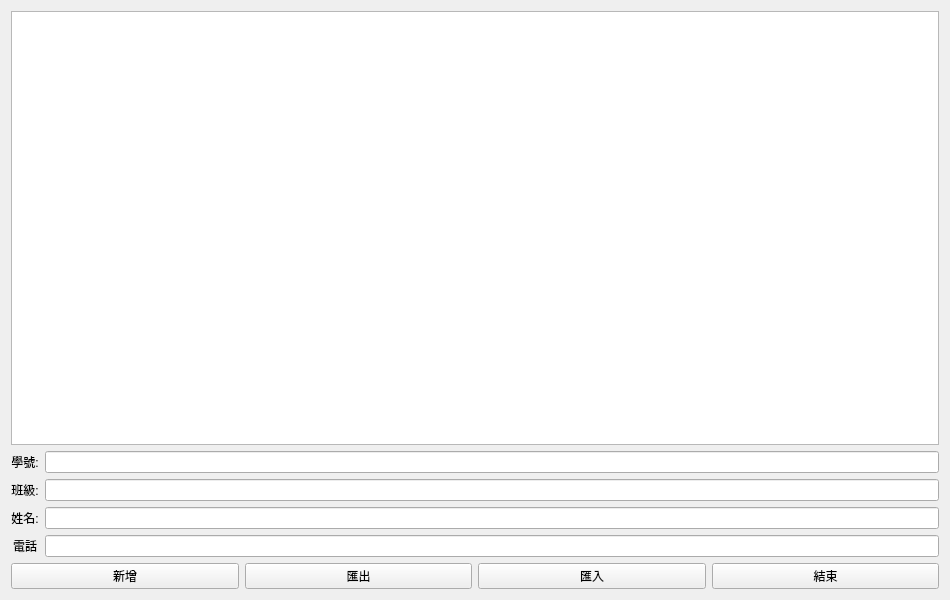
This is 1117_通訊錄HW7/widget.ui in HuaMa001/Window-Design-NFU as Qt 5 draws it before an edit. The edited form follows.
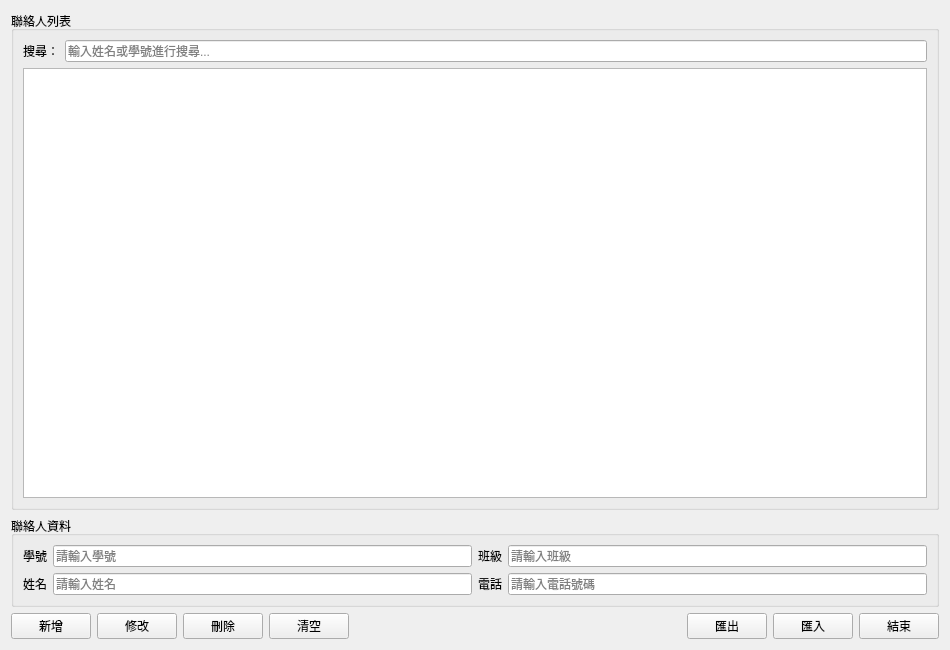
This is the edited form.

Commit message: Optimize UI and functionality for contacts directory system

Diff of the .ui file:
```diff
--- a/1117_通訊錄HW7/widget.ui
+++ b/1117_通訊錄HW7/widget.ui
@@ -7,74 +7,141 @@
     <x>0</x>
     <y>0</y>
     <width>950</width>
-    <height>600</height>
+    <height>650</height>
    </rect>
   </property>
   <property name="windowTitle">
-   <string>Widget</string>
+   <string>通訊錄管理系統</string>
+  </property>
+  <property name="minimumSize">
+   <size>
+    <width>950</width>
+    <height>600</height>
+   </size>
   </property>
   <layout class="QVBoxLayout" name="verticalLayout">
    <item>
-    <widget class="QTableWidget" name="tableWidget"/>
+    <widget class="QGroupBox" name="groupBox">
+     <property name="title">
+      <string>聯絡人列表</string>
+     </property>
+     <layout class="QVBoxLayout" name="verticalLayout_2">
+      <item>
+       <layout class="QHBoxLayout" name="searchLayout">
+        <item>
+         <widget class="QLabel" name="labelSearch">
+          <property name="text">
+           <string>搜尋：</string>
+          </property>
+         </widget>
+        </item>
+        <item>
+         <widget class="QLineEdit" name="lineEditSearch">
+          <property name="placeholderText">
+           <string>輸入姓名或學號進行搜尋...</string>
+          </property>
+         </widget>
+        </item>
+       </layout>
+      </item>
+      <item>
+       <widget class="QTableWidget" name="tableWidget">
+        <property name="editTriggers">
+         <set>QAbstractItemView::NoEditTriggers</set>
+        </property>
+        <property name="selectionMode">
+         <enum>QAbstractItemView::SingleSelection</enum>
+        </property>
+        <property name="selectionBehavior">
+         <enum>QAbstractItemView::SelectRows</enum>
+        </property>
+        <property name="sortingEnabled">
+         <bool>true</bool>
+        </property>
+       </widget>
+      </item>
+     </layout>
+    </widget>
    </item>
    <item>
-    <layout class="QGridLayout" name="gridLayout">
-     <item row="4" column="0">
-      <widget class="QLabel" name="label_4">
-       <property name="layoutDirection">
-        <enum>Qt::LayoutDirection::LeftToRight</enum>
-       </property>
-       <property name="text">
-        <string>電話</string>
-       </property>
-       <property name="alignment">
-        <set>Qt::AlignmentFlag::AlignCenter</set>
-       </property>
-      </widget>
-     </item>
-     <item row="0" column="0">
-      <widget class="QLabel" name="label">
-       <property name="text">
-        <string>學號:</string>
-       </property>
-       <property name="alignment">
-        <set>Qt::AlignmentFlag::AlignCenter</set>
-       </property>
-      </widget>
-     </item>
-     <item row="1" column="2">
-      <widget class="QLineEdit" name="lineEdit_2"/>
-     </item>
-     <item row="4" column="2">
-      <widget class="QLineEdit" name="lineEdit_4"/>
-     </item>
-     <item row="3" column="0">
-      <widget class="QLabel" name="label_3">
-       <property name="text">
-        <string>姓名:</string>
-       </property>
-       <property name="alignment">
-        <set>Qt::AlignmentFlag::AlignCenter</set>
-       </property>
-      </widget>
-     </item>
-     <item row="1" column="0">
-      <widget class="QLabel" name="label_2">
-       <property name="text">
-        <string>班級:</string>
-       </property>
-       <property name="alignment">
-        <set>Qt::AlignmentFlag::AlignCenter</set>
-       </property>
-      </widget>
-     </item>
-     <item row="3" column="2">
-      <widget class="QLineEdit" name="lineEdit_3"/>
-     </item>
-     <item row="0" column="2">
-      <widget class="QLineEdit" name="lineEdit"/>
-     </item>
-    </layout>
+    <widget class="QGroupBox" name="groupBox_2">
+     <property name="title">
+      <string>聯絡人資料</string>
+     </property>
+     <layout class="QGridLayout" name="gridLayout">
+      <item row="0" column="0">
+       <widget class="QLabel" name="label">
+        <property name="text">
+         <string>學號</string>
+        </property>
+        <property name="alignment">
+         <set>Qt::AlignmentFlag::AlignRight|Qt::AlignmentFlag::AlignVCenter</set>
+        </property>
+       </widget>
+      </item>
+      <item row="0" column="1">
+       <widget class="QLineEdit" name="lineEdit">
+        <property name="placeholderText">
+         <string>請輸入學號</string>
+        </property>
+       </widget>
+      </item>
+      <item row="0" column="2">
+       <widget class="QLabel" name="label_2">
+        <property name="text">
+         <string>班級</string>
+        </property>
+        <property name="alignment">
+         <set>Qt::AlignmentFlag::AlignRight|Qt::AlignmentFlag::AlignVCenter</set>
+        </property>
+       </widget>
+      </item>
+      <item row="0" column="3">
+       <widget class="QLineEdit" name="lineEdit_2">
+        <property name="placeholderText">
+         <string>請輸入班級</string>
+        </property>
+       </widget>
+      </item>
+      <item row="1" column="0">
+       <widget class="QLabel" name="label_3">
+        <property name="text">
+         <string>姓名</string>
+        </property>
+        <property name="alignment">
+         <set>Qt::AlignmentFlag::AlignRight|Qt::AlignmentFlag::AlignVCenter</set>
+        </property>
+       </widget>
+      </item>
+      <item row="1" column="1">
+       <widget class="QLineEdit" name="lineEdit_3">
+        <property name="placeholderText">
+         <string>請輸入姓名</string>
+        </property>
+       </widget>
+      </item>
+      <item row="1" column="2">
+       <widget class="QLabel" name="label_4">
+        <property name="layoutDirection">
+         <enum>Qt::LayoutDirection::LeftToRight</enum>
+        </property>
+        <property name="text">
+         <string>電話</string>
+        </property>
+        <property name="alignment">
+         <set>Qt::AlignmentFlag::AlignRight|Qt::AlignmentFlag::AlignVCenter</set>
+        </property>
+       </widget>
+      </item>
+      <item row="1" column="3">
+       <widget class="QLineEdit" name="lineEdit_4">
+        <property name="placeholderText">
+         <string>請輸入電話號碼</string>
+        </property>
+       </widget>
+      </item>
+     </layout>
+    </widget>
    </item>
    <item>
     <layout class="QHBoxLayout" name="horizontalLayout_2">
@@ -86,7 +153,50 @@
       </widget>
      </item>
      <item>
-      <widget class="QPushButton" name="pushButton_2">
+      <widget class="QPushButton" name="btnEdit">
+       <property name="text">
+        <string>修改</string>
+       </property>
+       <property name="toolTip">
+        <string>修改選中的聯絡人</string>
+       </property>
+      </widget>
+     </item>
+     <item>
+      <widget class="QPushButton" name="btnDelete">
+       <property name="text">
+        <string>刪除</string>
+       </property>
+       <property name="toolTip">
+        <string>刪除選中的聯絡人</string>
+       </property>
+      </widget>
+     </item>
+     <item>
+      <widget class="QPushButton" name="btnClear">
+       <property name="text">
+        <string>清空</string>
+       </property>
+       <property name="toolTip">
+        <string>清空輸入欄位</string>
+       </property>
+      </widget>
+     </item>
+     <item>
+      <spacer name="horizontalSpacer">
+       <property name="orientation">
+        <enum>Qt::Horizontal</enum>
+       </property>
+       <property name="sizeHint" stdset="0">
+        <size>
+         <width>40</width>
+         <height>20</height>
+        </size>
+       </property>
+      </spacer>
+     </item>
+     <item>
+      <widget class="QPushButton" name="btnExport">
        <property name="text">
         <string>匯出</string>
        </property>
```
Left out of the diff: 18 changed lines with no effect on the pictures. The commit also changes 2 other files.
